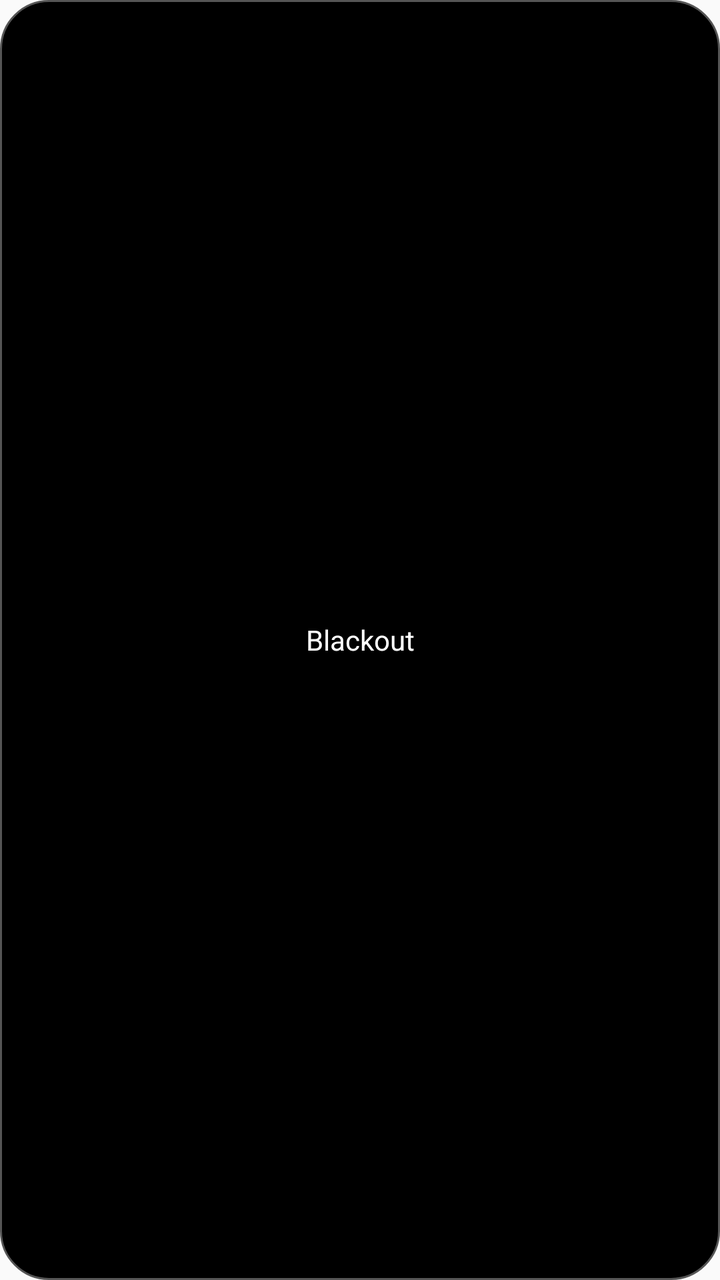
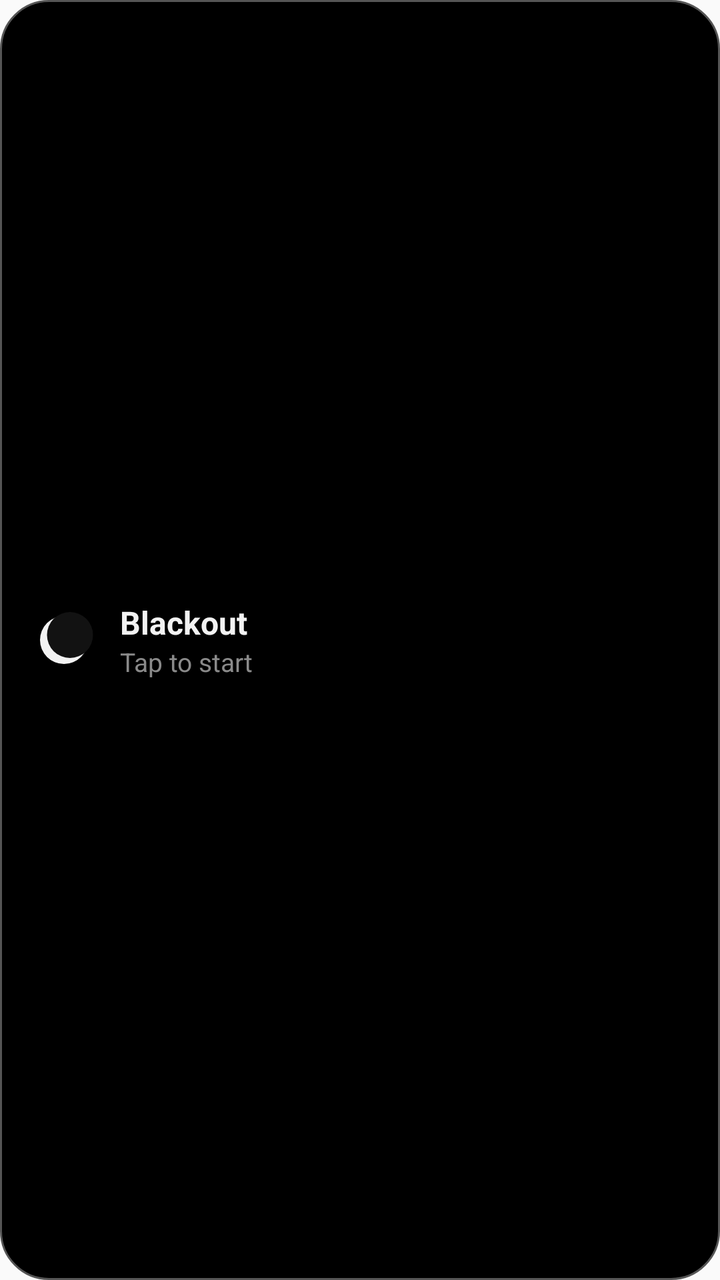

Compare the two renders of this Android layout. The source of the first and the diff that turns it into the second are given below.
<!-- AndroidManifest.xml: application theme Theme.Blackout -->
<!-- res/layout/widget.xml -->
<?xml version="1.0" encoding="utf-8"?>
<TextView xmlns:android="http://schemas.android.com/apk/res/android"
    android:id="@+id/widget_root"
    android:layout_width="match_parent"
    android:layout_height="match_parent"
    android:background="@drawable/widget_bg"
    android:gravity="center"
    android:text="Blackout"
    android:textColor="#FFFFFF"
    android:textSize="14sp" />
<!-- resources referenced by this layout -->
<resources>
  <!-- drawable widget_bg (drawable) -->
  <?xml version="1.0" encoding="utf-8"?>
  <shape xmlns:android="http://schemas.android.com/apk/res/android" android:shape="rectangle">
      <solid android:color="#000000" />
      <stroke android:width="1dp" android:color="#555555" />
      <corners android:radius="24dp" />
  </shape>
  <style name="Theme.Blackout" parent="Theme.AppCompat.DayNight.NoActionBar" />
</resources>

<!-- the commit's change to res/layout/widget.xml (unified diff, before → after) -->
@@ -1,10 +1,39 @@
 <?xml version="1.0" encoding="utf-8"?>
-<TextView xmlns:android="http://schemas.android.com/apk/res/android"
+<LinearLayout xmlns:android="http://schemas.android.com/apk/res/android"
     android:id="@+id/widget_root"
     android:layout_width="match_parent"
     android:layout_height="match_parent"
     android:background="@drawable/widget_bg"
-    android:gravity="center"
-    android:text="Blackout"
-    android:textColor="#FFFFFF"
-    android:textSize="14sp" />
+    android:gravity="center_vertical"
+    android:orientation="horizontal"
+    android:paddingStart="16dp"
+    android:paddingEnd="16dp">
+
+    <ImageView
+        android:layout_width="32dp"
+        android:layout_height="32dp"
+        android:src="@drawable/ic_widget" />
+
+    <LinearLayout
+        android:layout_width="wrap_content"
+        android:layout_height="wrap_content"
+        android:layout_marginStart="12dp"
+        android:orientation="vertical">
+
+        <TextView
+            android:layout_width="wrap_content"
+            android:layout_height="wrap_content"
+            android:text="Blackout"
+            android:textColor="#F2F2F2"
+            android:textSize="16sp"
+            android:textStyle="bold" />
+
+        <TextView
+            android:id="@+id/widget_status"
+            android:layout_width="wrap_content"
+            android:layout_height="wrap_content"
+            android:text="Tap to start"
+            android:textColor="#8A8A8A"
+            android:textSize="13sp" />
+    </LinearLayout>
+</LinearLayout>
<!-- resource entries referenced after the edit -->
@@ -1,5 +1,15 @@
 <!-- resources referenced by this layout -->
 <resources>
+  <!-- drawable ic_widget (drawable) -->
+  <?xml version="1.0" encoding="utf-8"?>
+  <vector xmlns:android="http://schemas.android.com/apk/res/android"
+      android:width="32dp" android:height="32dp"
+      android:viewportWidth="32" android:viewportHeight="32">
+      <path android:fillColor="#F2F2F2"
+          android:pathData="M4,16a12,12 0 1,0 24,0a12,12 0 1,0 -24,0" />
+      <path android:fillColor="#121212"
+          android:pathData="M7.5,13.5a11.5,11.5 0 1,0 23,0a11.5,11.5 0 1,0 -23,0" />
+  </vector>
   <!-- drawable widget_bg (drawable) -->
   <?xml version="1.0" encoding="utf-8"?>
   <shape xmlns:android="http://schemas.android.com/apk/res/android" android:shape="rectangle">
